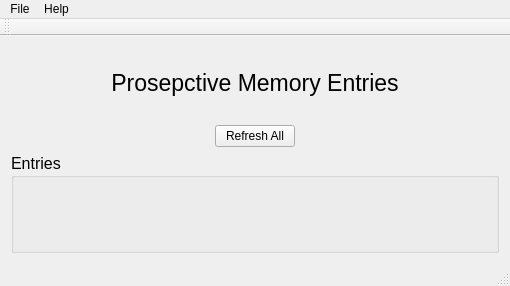
Qt form MILD/window.ui (jchallenger1/Mild-Prospective-Memory) before a commit.
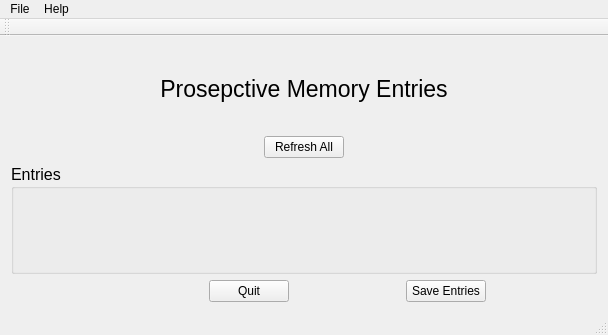
The same form after that commit. Icons and pictures are not drawn.

```diff
--- a/MILD/window.ui
+++ b/MILD/window.ui
@@ -6,8 +6,8 @@
    <rect>
     <x>0</x>
     <y>0</y>
-    <width>510</width>
-    <height>286</height>
+    <width>608</width>
+    <height>335</height>
    </rect>
   </property>
   <property name="windowTitle">
@@ -83,6 +83,63 @@
       </property>
      </widget>
     </item>
+    <item>
+     <layout class="QHBoxLayout" name="horizontalLayout_2">
+      <item>
+       <spacer name="horizontalSpacer_3">
+        <property name="orientation">
+         <enum>Qt::Horizontal</enum>
+        </property>
+        <property name="sizeHint" stdset="0">
+         <size>
+          <width>198</width>
+          <height>20</height>
+         </size>
+        </property>
+       </spacer>
+      </item>
+      <item>
+       <widget class="QPushButton" name="pushButton_3">
+        <property name="text">
+         <string>Quit</string>
+        </property>
+       </widget>
+      </item>
+      <item>
+       <spacer name="horizontalSpacer_5">
+        <property name="orientation">
+         <enum>Qt::Horizontal</enum>
+        </property>
+        <property name="sizeHint" stdset="0">
+         <size>
+          <width>18</width>
+          <height>20</height>
+         </size>
+        </property>
+       </spacer>
+      </item>
+      <item>
+       <widget class="QPushButton" name="pushButton_2">
+        <property name="text">
+         <string>Save Entries</string>
+        </property>
+       </widget>
+      </item>
+      <item>
+       <spacer name="horizontalSpacer_4">
+        <property name="orientation">
+         <enum>Qt::Horizontal</enum>
+        </property>
+        <property name="sizeHint" stdset="0">
+         <size>
+          <width>40</width>
+          <height>20</height>
+         </size>
+        </property>
+       </spacer>
+      </item>
+     </layout>
+    </item>
    </layout>
   </widget>
   <widget class="QMenuBar" name="menuBar">
@@ -90,7 +147,7 @@
     <rect>
      <x>0</x>
      <y>0</y>
-     <width>510</width>
+     <width>608</width>
      <height>21</height>
     </rect>
    </property>
```
